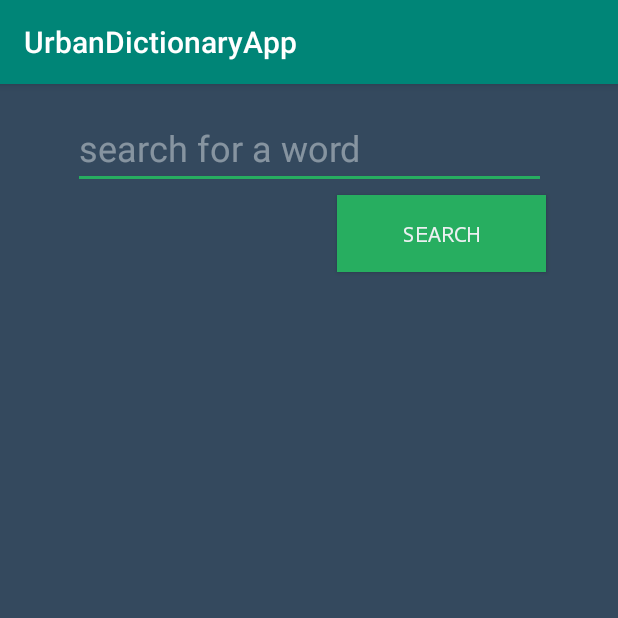
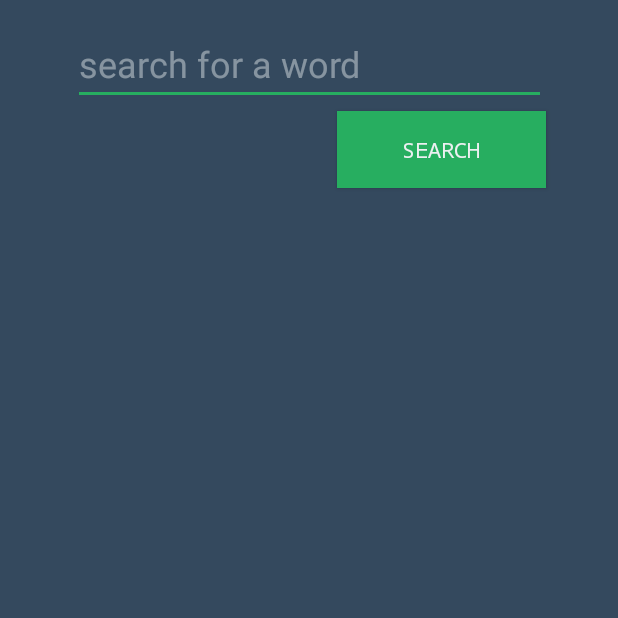
Before and after one commit to sobusz/UrbanDictionaryApp, an Android app: the screen it shows after launch (MainActivity), after a tap on "SEARCH", on a phone screen of 412 x 824 dp, the top half of it. Run offline under Robolectric (Android 15) with nearby library versions, the light colour scheme and no system bars.

Commit message:
added sound effects, deleted top bar

```diff
--- a/app/src/main/java/com/example/urbandictionaryapp/MainActivity.java
+++ b/app/src/main/java/com/example/urbandictionaryapp/MainActivity.java
@@ -2,7 +2,9 @@
 
 import androidx.appcompat.app.AppCompatActivity;
 
+import android.media.MediaPlayer;
 import android.os.Bundle;
+import android.provider.MediaStore;
 import android.text.method.ScrollingMovementMethod;
 import android.util.Log;
 import android.view.View;
@@ -26,9 +28,11 @@
     private EditText editText;
     private TextView wordTextView;
     private String WordToSet;
+    private MediaPlayer mp;
 
 
     public void searchWord(View view){
+        mp.start();
         OkHttpClient client = new OkHttpClient();
         String url = "https://mashape-community-urban-dictionary.p.rapidapi.com/define?term="+editText.getText();
         Request request = new Request.Builder()
@@ -89,10 +93,10 @@
         super.onCreate(savedInstanceState);
         setContentView(R.layout.activity_main);
 
-
         resultsTextView = findViewById(R.id.resultsTextView);
         editText = findViewById(R.id.editText);
         wordTextView = findViewById(R.id.wordTextView);
+        mp = MediaPlayer.create(this, R.raw.click);
 
     }
 }
--- a/app/src/main/res/layout/activity_main.xml
+++ b/app/src/main/res/layout/activity_main.xml
@@ -12,8 +12,8 @@
         android:layout_width="fill_parent"
         android:layout_height="fill_parent"
         android:orientation="vertical"
-        tools:ignore="MissingConstraints"
-        android:padding="10dp" >
+        android:padding="10dp"
+        tools:ignore="MissingConstraints">
         tools:layout_editor_absoluteX="0dp"
         tools:layout_editor_absoluteY="0dp">
 
--- a/app/src/main/res/values/styles.xml
+++ b/app/src/main/res/values/styles.xml
@@ -1,7 +1,7 @@
 <resources>
 
     <!-- Base application theme. -->
-    <style name="AppTheme" parent="Theme.AppCompat.Light.DarkActionBar">
+    <style name="AppTheme" parent="Theme.AppCompat.Light.NoActionBar">
         <!-- Customize your theme here. -->
         <item name="colorPrimary">@color/colorPrimary</item>
         <item name="colorPrimaryDark">@color/colorPrimaryDark</item>
```
Also changed, not shown: 1 other file.
